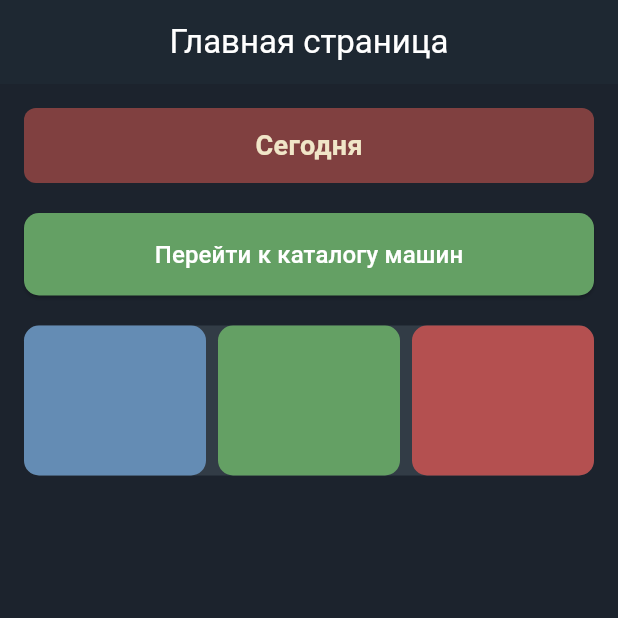
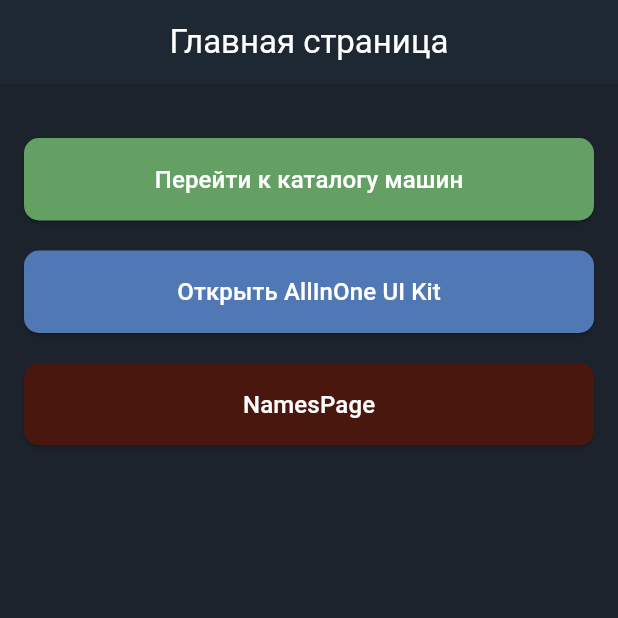
Before and after one commit to Eldos07almz/Flutter_project, a Flutter app: the screen it shows after launch, on a phone screen of 412 x 824 dp, the top half of it. Run offline on Flutter 3.47's test engine with Material 3 defaults, Android fonts, the phone set to English and light mode, and no system bars.

Commit message:
added UI and Names pages

```diff
--- a/lib/home.dart
+++ b/lib/home.dart
@@ -1,6 +1,7 @@
-import 'package:flutter/cupertino.dart';
 import 'package:flutter/material.dart';
-import 'screens/CarsCatalogPage.dart'; // Импортируем страницу каталога машин
+import 'screens/CarsCatalogPage.dart';
+import 'screens/UIPage.dart';
+import 'screens/NamesPage.dart';
 
 class HomePage extends StatelessWidget {
   static const String route = '/home';
@@ -16,7 +17,10 @@ class HomePage extends StatelessWidget {
         ),
         centerTitle: true,
         backgroundColor: const Color.fromARGB(255, 30, 40, 50),
-        iconTheme: const IconThemeData(color: Colors.white),
+        iconTheme: const IconThemeData(
+          color: Colors.blueAccent,
+          size: 20,
+        ),
       ),
       backgroundColor: const Color.fromARGB(255, 28, 35, 45),
       body: SingleChildScrollView(
@@ -25,26 +29,7 @@ class HomePage extends StatelessWidget {
           child: Column(
             crossAxisAlignment: CrossAxisAlignment.stretch,
             children: [
-              Container(
-                height: 50,
-                decoration: BoxDecoration(
-                  color: const Color.fromARGB(255, 128, 64, 64),
-                  borderRadius: BorderRadius.circular(8),
-                ),
-                child: const Center(
-                  child: Text(
-                    "Сегодня",
-                    style: TextStyle(
-                      fontSize: 18,
-                      color: Color.fromARGB(255, 240, 230, 200),
-                      fontWeight: FontWeight.bold,
-                    ),
-                  ),
-                ),
-              ),
-
               const SizedBox(height: 20),
-              // Добавляем кнопку для перехода в каталог машин
               ElevatedButton(
                 style: ElevatedButton.styleFrom(
                   backgroundColor: const Color.fromARGB(255, 100, 160, 100),
@@ -57,8 +42,7 @@ class HomePage extends StatelessWidget {
                   Navigator.push(
                     context,
                     MaterialPageRoute(
-                      builder: (context) =>
-                          CarsCatalogPage(), // Переход на страницу каталога машин
+                      builder: (context) => CarsCatalogPage(),
                     ),
                   );
                 },
@@ -68,45 +52,50 @@ class HomePage extends StatelessWidget {
                 ),
               ),
               const SizedBox(height: 20),
-              // Остальная разметка с контейнерами
-              Container(
-                height: 100,
-                decoration: BoxDecoration(
-                  borderRadius: BorderRadius.circular(10),
-                  color: const Color.fromARGB(255, 50, 60, 70),
+              // Новая кнопка для перехода на страницу AllInOne UI Kit
+              ElevatedButton(
+                style: ElevatedButton.styleFrom(
+                  backgroundColor: const Color.fromARGB(255, 80, 120, 180),
+                  shape: RoundedRectangleBorder(
+                    borderRadius: BorderRadius.circular(10),
+                  ),
+                  padding: const EdgeInsets.symmetric(vertical: 16),
                 ),
-                child: Row(
-                  children: [
-                    Expanded(
-                      child: Container(
-                        decoration: BoxDecoration(
-                          color: const Color.fromARGB(255, 100, 140, 180),
-                          borderRadius: BorderRadius.circular(10),
-                        ),
-                        height: double.infinity,
-                      ),
+                onPressed: () {
+                  Navigator.push(
+                    context,
+                    MaterialPageRoute(
+                      builder: (context) =>
+                          UIPage(), // Переход на новую страницу
                     ),
-                    const SizedBox(width: 8),
-                    Expanded(
-                      child: Container(
-                        decoration: BoxDecoration(
-                          color: const Color.fromARGB(255, 100, 160, 100),
-                          borderRadius: BorderRadius.circular(10),
-                        ),
-                        height: double.infinity,
-                      ),
+                  );
+                },
+                child: const Text(
+                  "Открыть AllInOne UI Kit",
+                  style: TextStyle(fontSize: 16, color: Colors.white),
+                ),
+              ),
+              const SizedBox(height: 20),
+              ElevatedButton(
+                style: ElevatedButton.styleFrom(
+                  backgroundColor: const Color.fromARGB(255, 74, 23, 14),
+                  shape: RoundedRectangleBorder(
+                    borderRadius: BorderRadius.circular(10),
+                  ),
+                  padding: const EdgeInsets.symmetric(vertical: 16),
+                ),
+                onPressed: () {
+                  Navigator.push(
+                    context,
+                    MaterialPageRoute(
+                      builder: (context) =>
+                          NamesPage(), // Переход на новую страницу
                     ),
-                    const SizedBox(width: 8),
-                    Expanded(
-                      child: Container(
-                        decoration: BoxDecoration(
-                          color: const Color.fromARGB(255, 180, 80, 80),
-                          borderRadius: BorderRadius.circular(10),
-                        ),
-                        height: double.infinity,
-                      ),
-                    ),
-                  ],
+                  );
+                },
+                child: const Text(
+                  "NamesPage",
+                  style: TextStyle(fontSize: 16, color: Colors.white),
                 ),
               ),
             ],
--- a/lib/screens/CarsCatalogPage.dart
+++ b/lib/screens/CarsCatalogPage.dart
@@ -23,7 +23,7 @@ class _CarsCatalogPageState extends State<CarsCatalogPage> {
       appBar: AppBar(
         title: const Text('Каталог машин'),
         centerTitle: true,
-        backgroundColor: const Color.fromARGB(255, 30, 40, 50),
+        backgroundColor: const Color.fromARGB(255, 219, 221, 224),
       ),
       body: Padding(
         padding: const EdgeInsets.all(16.0),
```
Also changed, not shown: lib/screens/NamesPage.dart (added, +87 -0 lines), lib/screens/UIPage.dart (added, +111 -0 lines).
